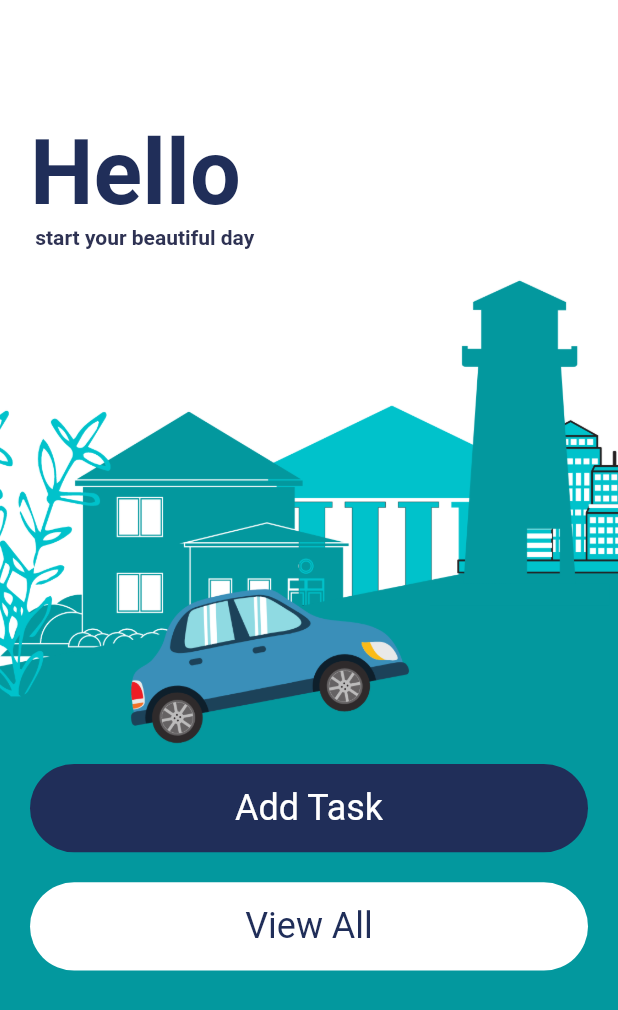
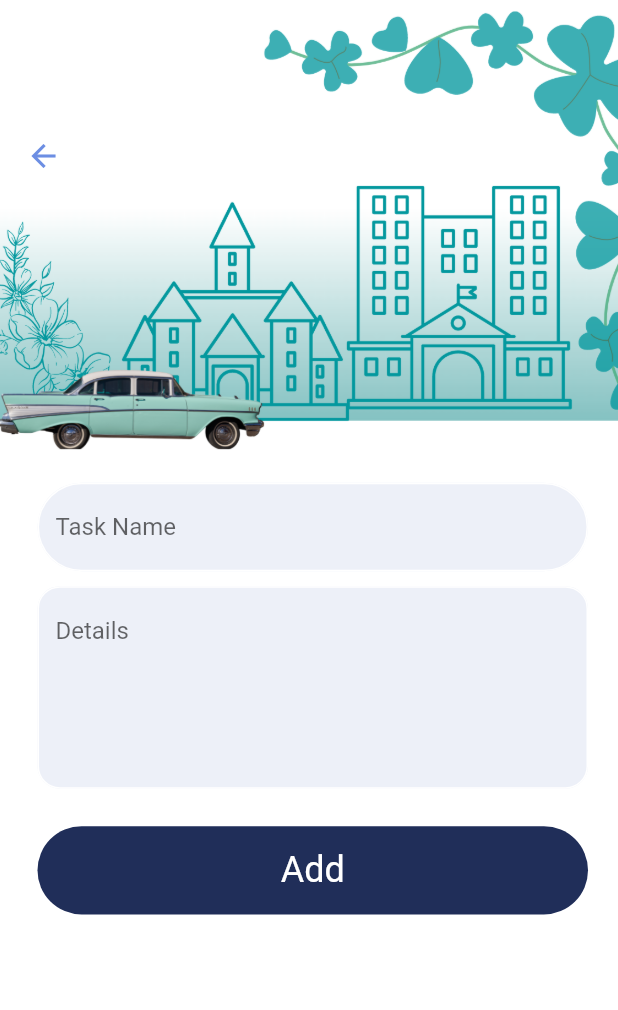
Before and after one commit to its-asaduzzaman/CRUD_Flutter, a Flutter app: the screen it shows after launch, on a phone screen of 412 x 824 dp. Shown: the top 1010 px of the screen. Run offline on Flutter 3.47's test engine with Material 2 defaults, Android fonts, the light colour scheme and no system bars.

Commit message:
Add Task Screen UI done

```diff
--- a/lib/main.dart
+++ b/lib/main.dart
@@ -1,3 +1,4 @@
+import 'package:crud_flutter/screens/add_task.dart';
 import 'package:crud_flutter/screens/home_screen.dart';
 import 'package:flutter/material.dart';
 
@@ -17,7 +18,7 @@ class MyApp extends StatelessWidget {
       theme: ThemeData(
         primarySwatch: Colors.blue,
       ),
-      home: HomeScreen(),
+      home: AddTask(),
     );
   }
 }
--- /dev/null
+++ b/lib/screens/add_task.dart
@@ -0,0 +1,82 @@
+import 'package:crud_flutter/colors/app_colors.dart';
+import 'package:crud_flutter/widgets/button_widget.dart';
+import 'package:crud_flutter/widgets/textfield_widget.dart';
+import 'package:flutter/material.dart';
+
+class AddTask extends StatelessWidget {
+  const AddTask({Key? key}) : super(key: key);
+
+  @override
+  Widget build(BuildContext context) {
+    TextEditingController nameController = TextEditingController();
+    TextEditingController detailController = TextEditingController();
+    return Scaffold(
+      body: Container(
+        width: double.maxFinite,
+        height: double.maxFinite,
+        padding: const EdgeInsets.only(left: 5, right: 20),
+        decoration: const BoxDecoration(
+            image: DecorationImage(
+          fit: BoxFit.cover,
+          image: AssetImage('img/header.png'),
+        )),
+        child: Column(
+          crossAxisAlignment: CrossAxisAlignment.start,
+          mainAxisAlignment: MainAxisAlignment.spaceBetween,
+          children: [
+            Column(
+              children: [
+                const SizedBox(
+                  height: 80.0,
+                ),
+                IconButton(
+                  onPressed: () {},
+                  icon: Icon(
+                    Icons.arrow_back,
+                    color: AppColors.secondaryColor,
+                  ),
+                )
+              ],
+            ),
+            Column(
+              children: [
+                Padding(
+                  padding: const EdgeInsets.only(left: 20),
+                  child: TextFieldWidget(
+                    textHint: 'Task Name',
+                    borderRadius: 30,
+                    textController: nameController,
+                  ),
+                ),
+                const SizedBox(
+                  height: 10,
+                ),
+                Padding(
+                    padding: const EdgeInsets.only(left: 20),
+                    child: TextFieldWidget(
+                      textController: detailController,
+                      textHint: 'Details',
+                      borderRadius: 15,
+                      maxLine: 5,
+                    )),
+                const SizedBox(
+                  height: 25.0,
+                ),
+                Padding(
+                  padding: const EdgeInsets.only(left: 20),
+                  child: ButtonWidget(
+                      backgroundColor: AppColors.mainColor,
+                      text: 'Add',
+                      textColor: Colors.white),
+                ),
+              ],
+            ),
+            SizedBox(
+              height: MediaQuery.of(context).size.height / 40,
+            ),
+          ],
+        ),
+      ),
+    );
+  }
+}
--- /dev/null
+++ b/lib/widgets/textfield_widget.dart
@@ -0,0 +1,44 @@
+import 'package:flutter/material.dart';
+
+import '../colors/app_colors.dart';
+
+class TextFieldWidget extends StatelessWidget {
+  final TextEditingController textController;
+  final String textHint;
+  final double borderRadius;
+  final int? maxLine;
+  const TextFieldWidget(
+      {Key? key,
+      required this.textController,
+      required this.textHint,
+      required this.borderRadius,
+      this.maxLine = 1})
+      : super(key: key);
+
+  @override
+  Widget build(BuildContext context) {
+    return TextField(
+      maxLines: maxLine,
+      controller: textController,
+      decoration: InputDecoration(
+        filled: true,
+        fillColor: AppColors.textHolder,
+        hintText: textHint,
+        enabledBorder: OutlineInputBorder(
+          borderRadius: BorderRadius.circular(borderRadius),
+          borderSide: const BorderSide(
+            color: Colors.white,
+            width: 1,
+          ),
+        ),
+        focusedBorder: OutlineInputBorder(
+          borderRadius: BorderRadius.circular(borderRadius),
+          borderSide: const BorderSide(
+            color: Colors.white,
+            width: 1,
+          ),
+        ),
+      ),
+    );
+  }
+}
```
Also changed, not shown: img/header.png (added).
